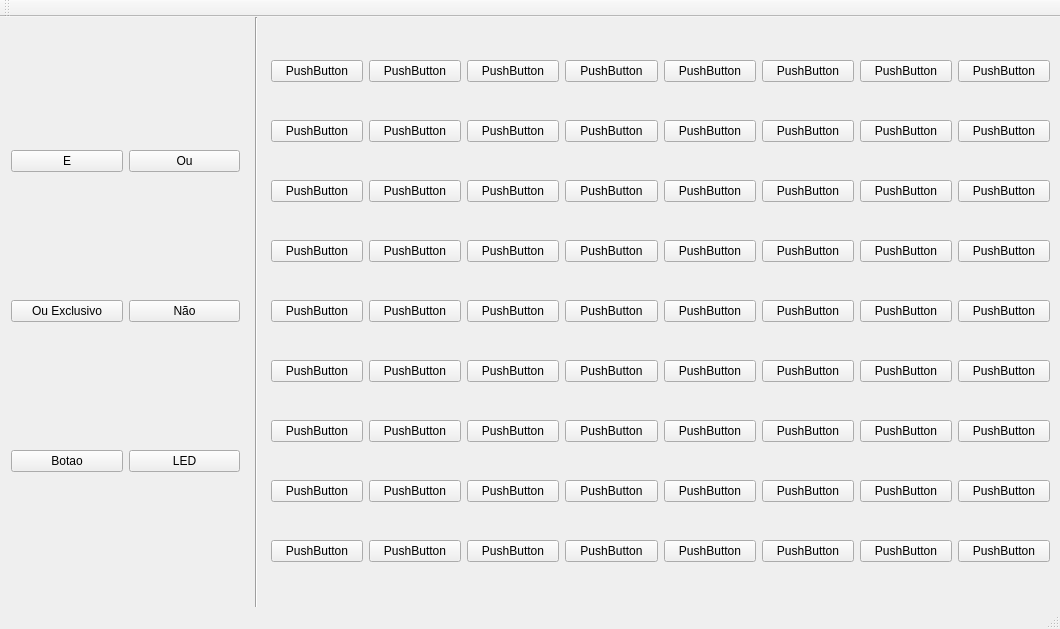
This is CircuitoTP/mainwindow.ui in ezequiel098/Circuito as Qt 5 draws it before an edit. The edited form follows.
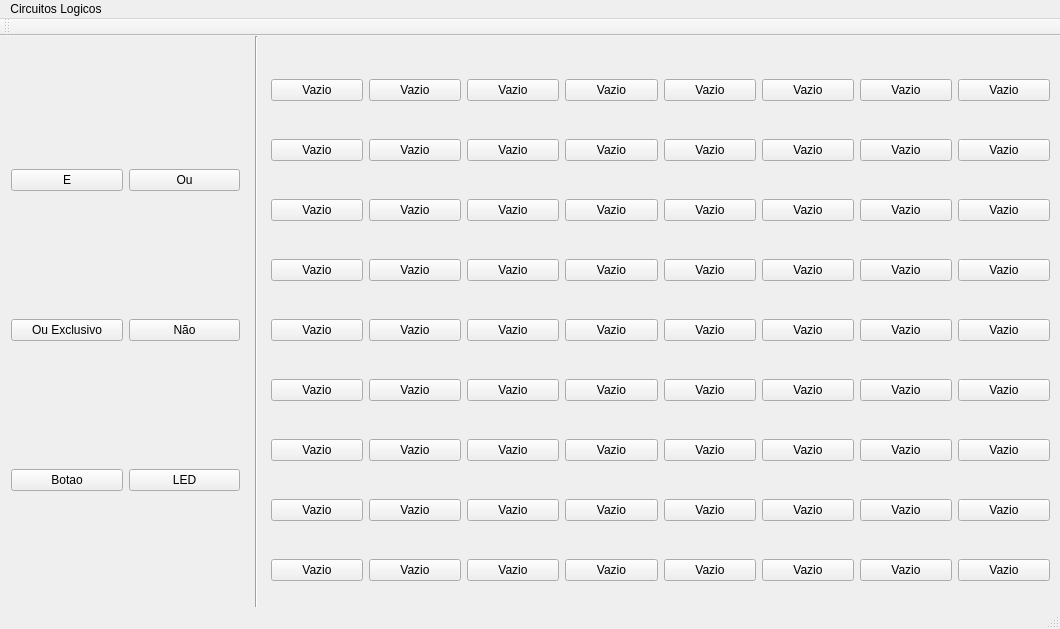
This is the edited form.

```diff
--- a/CircuitoTP/mainwindow.ui
+++ b/CircuitoTP/mainwindow.ui
@@ -85,507 +85,942 @@
      <item row="4" column="7">
       <widget class="QPushButton" name="pushButton_57">
        <property name="text">
-        <string>PushButton</string>
+        <string>Vazio</string>
+       </property>
+       <property name="iconSize">
+        <size>
+         <width>90</width>
+         <height>30</height>
+        </size>
        </property>
       </widget>
      </item>
      <item row="8" column="4">
       <widget class="QPushButton" name="pushButton_19">
        <property name="text">
-        <string>PushButton</string>
+        <string>Vazio</string>
+       </property>
+       <property name="iconSize">
+        <size>
+         <width>90</width>
+         <height>30</height>
+        </size>
        </property>
       </widget>
      </item>
      <item row="8" column="6">
       <widget class="QPushButton" name="pushButton_21">
        <property name="text">
-        <string>PushButton</string>
+        <string>Vazio</string>
+       </property>
+       <property name="iconSize">
+        <size>
+         <width>90</width>
+         <height>30</height>
+        </size>
        </property>
       </widget>
      </item>
      <item row="7" column="4">
       <widget class="QPushButton" name="pushButton_75">
        <property name="text">
-        <string>PushButton</string>
+        <string>Vazio</string>
+       </property>
+       <property name="iconSize">
+        <size>
+         <width>90</width>
+         <height>30</height>
+        </size>
        </property>
       </widget>
      </item>
      <item row="8" column="7">
       <widget class="QPushButton" name="pushButton_22">
-       <property name="text">
-        <string>PushButton</string>
-       </property>
-      </widget>
-     </item>
-     <item row="0" column="0">
-      <widget class="QPushButton" name="pushButton_7">
        <property name="cursor">
         <cursorShape>PointingHandCursor</cursorShape>
        </property>
        <property name="text">
-        <string>PushButton</string>
+        <string>Vazio</string>
+       </property>
+       <property name="iconSize">
+        <size>
+         <width>90</width>
+         <height>30</height>
+        </size>
        </property>
       </widget>
      </item>
      <item row="6" column="5">
       <widget class="QPushButton" name="pushButton_69">
        <property name="text">
-        <string>PushButton</string>
+        <string>Vazio</string>
+       </property>
+       <property name="iconSize">
+        <size>
+         <width>90</width>
+         <height>30</height>
+        </size>
        </property>
       </widget>
      </item>
      <item row="8" column="3">
       <widget class="QPushButton" name="pushButton_18">
        <property name="text">
-        <string>PushButton</string>
+        <string>Vazio</string>
+       </property>
+       <property name="iconSize">
+        <size>
+         <width>90</width>
+         <height>30</height>
+        </size>
        </property>
       </widget>
      </item>
      <item row="1" column="0">
       <widget class="QPushButton" name="pushButton_8">
        <property name="text">
-        <string>PushButton</string>
+        <string>Vazio</string>
+       </property>
+       <property name="iconSize">
+        <size>
+         <width>90</width>
+         <height>30</height>
+        </size>
        </property>
       </widget>
      </item>
      <item row="2" column="4">
       <widget class="QPushButton" name="pushButton_40">
        <property name="text">
-        <string>PushButton</string>
+        <string>Vazio</string>
+       </property>
+       <property name="iconSize">
+        <size>
+         <width>90</width>
+         <height>30</height>
+        </size>
        </property>
       </widget>
      </item>
      <item row="3" column="5">
       <widget class="QPushButton" name="pushButton_48">
        <property name="text">
-        <string>PushButton</string>
+        <string>Vazio</string>
+       </property>
+       <property name="iconSize">
+        <size>
+         <width>90</width>
+         <height>30</height>
+        </size>
        </property>
       </widget>
      </item>
      <item row="5" column="7">
       <widget class="QPushButton" name="pushButton_64">
        <property name="text">
-        <string>PushButton</string>
+        <string>Vazio</string>
+       </property>
+       <property name="iconSize">
+        <size>
+         <width>90</width>
+         <height>30</height>
+        </size>
        </property>
       </widget>
      </item>
      <item row="5" column="5">
       <widget class="QPushButton" name="pushButton_62">
        <property name="text">
-        <string>PushButton</string>
+        <string>Vazio</string>
+       </property>
+       <property name="iconSize">
+        <size>
+         <width>90</width>
+         <height>30</height>
+        </size>
        </property>
       </widget>
      </item>
      <item row="4" column="2">
       <widget class="QPushButton" name="pushButton_52">
        <property name="text">
-        <string>PushButton</string>
+        <string>Vazio</string>
+       </property>
+       <property name="iconSize">
+        <size>
+         <width>90</width>
+         <height>30</height>
+        </size>
        </property>
       </widget>
      </item>
      <item row="7" column="5">
       <widget class="QPushButton" name="pushButton_76">
        <property name="text">
-        <string>PushButton</string>
+        <string>Vazio</string>
+       </property>
+       <property name="iconSize">
+        <size>
+         <width>90</width>
+         <height>30</height>
+        </size>
        </property>
       </widget>
      </item>
      <item row="8" column="5">
       <widget class="QPushButton" name="pushButton_20">
        <property name="text">
-        <string>PushButton</string>
+        <string>Vazio</string>
+       </property>
+       <property name="iconSize">
+        <size>
+         <width>90</width>
+         <height>30</height>
+        </size>
        </property>
       </widget>
      </item>
      <item row="6" column="6">
       <widget class="QPushButton" name="pushButton_70">
        <property name="text">
-        <string>PushButton</string>
+        <string>Vazio</string>
+       </property>
+       <property name="iconSize">
+        <size>
+         <width>90</width>
+         <height>30</height>
+        </size>
        </property>
       </widget>
      </item>
      <item row="0" column="1">
       <widget class="QPushButton" name="pushButton_23">
        <property name="text">
-        <string>PushButton</string>
+        <string>Vazio</string>
+       </property>
+       <property name="iconSize">
+        <size>
+         <width>90</width>
+         <height>30</height>
+        </size>
        </property>
       </widget>
      </item>
      <item row="0" column="3">
       <widget class="QPushButton" name="pushButton_25">
        <property name="text">
-        <string>PushButton</string>
+        <string>Vazio</string>
+       </property>
+       <property name="iconSize">
+        <size>
+         <width>90</width>
+         <height>30</height>
+        </size>
        </property>
       </widget>
      </item>
      <item row="0" column="6">
       <widget class="QPushButton" name="pushButton_28">
        <property name="text">
-        <string>PushButton</string>
+        <string>Vazio</string>
+       </property>
+       <property name="iconSize">
+        <size>
+         <width>90</width>
+         <height>30</height>
+        </size>
        </property>
       </widget>
      </item>
      <item row="1" column="1">
       <widget class="QPushButton" name="pushButton_30">
        <property name="text">
-        <string>PushButton</string>
+        <string>Vazio</string>
+       </property>
+       <property name="iconSize">
+        <size>
+         <width>90</width>
+         <height>30</height>
+        </size>
        </property>
       </widget>
      </item>
      <item row="0" column="4">
       <widget class="QPushButton" name="pushButton_26">
        <property name="text">
-        <string>PushButton</string>
+        <string>Vazio</string>
+       </property>
+       <property name="iconSize">
+        <size>
+         <width>90</width>
+         <height>30</height>
+        </size>
        </property>
       </widget>
      </item>
      <item row="0" column="2">
       <widget class="QPushButton" name="pushButton_24">
        <property name="text">
-        <string>PushButton</string>
+        <string>Vazio</string>
+       </property>
+       <property name="iconSize">
+        <size>
+         <width>90</width>
+         <height>30</height>
+        </size>
        </property>
       </widget>
      </item>
      <item row="0" column="7">
       <widget class="QPushButton" name="pushButton_29">
        <property name="text">
-        <string>PushButton</string>
+        <string>Vazio</string>
+       </property>
+       <property name="iconSize">
+        <size>
+         <width>90</width>
+         <height>30</height>
+        </size>
        </property>
       </widget>
      </item>
      <item row="3" column="3">
       <widget class="QPushButton" name="pushButton_46">
        <property name="text">
-        <string>PushButton</string>
+        <string>Vazio</string>
+       </property>
+       <property name="iconSize">
+        <size>
+         <width>90</width>
+         <height>30</height>
+        </size>
        </property>
       </widget>
      </item>
      <item row="2" column="0">
       <widget class="QPushButton" name="pushButton_9">
        <property name="text">
-        <string>PushButton</string>
+        <string>Vazio</string>
+       </property>
+       <property name="iconSize">
+        <size>
+         <width>90</width>
+         <height>30</height>
+        </size>
        </property>
       </widget>
      </item>
      <item row="3" column="0">
       <widget class="QPushButton" name="pushButton_10">
        <property name="text">
-        <string>PushButton</string>
+        <string>Vazio</string>
+       </property>
+       <property name="iconSize">
+        <size>
+         <width>90</width>
+         <height>30</height>
+        </size>
        </property>
       </widget>
      </item>
      <item row="4" column="0">
       <widget class="QPushButton" name="pushButton_11">
        <property name="text">
-        <string>PushButton</string>
+        <string>Vazio</string>
+       </property>
+       <property name="iconSize">
+        <size>
+         <width>90</width>
+         <height>30</height>
+        </size>
        </property>
       </widget>
      </item>
      <item row="5" column="0">
       <widget class="QPushButton" name="pushButton_12">
        <property name="text">
-        <string>PushButton</string>
+        <string>Vazio</string>
+       </property>
+       <property name="iconSize">
+        <size>
+         <width>90</width>
+         <height>30</height>
+        </size>
        </property>
       </widget>
      </item>
      <item row="6" column="0">
       <widget class="QPushButton" name="pushButton_13">
        <property name="text">
-        <string>PushButton</string>
+        <string>Vazio</string>
+       </property>
+       <property name="iconSize">
+        <size>
+         <width>90</width>
+         <height>30</height>
+        </size>
        </property>
       </widget>
      </item>
      <item row="6" column="7">
       <widget class="QPushButton" name="pushButton_71">
        <property name="text">
-        <string>PushButton</string>
+        <string>Vazio</string>
+       </property>
+       <property name="iconSize">
+        <size>
+         <width>90</width>
+         <height>30</height>
+        </size>
        </property>
       </widget>
      </item>
      <item row="7" column="0">
       <widget class="QPushButton" name="pushButton_14">
        <property name="text">
-        <string>PushButton</string>
+        <string>Vazio</string>
+       </property>
+       <property name="iconSize">
+        <size>
+         <width>90</width>
+         <height>30</height>
+        </size>
        </property>
       </widget>
      </item>
      <item row="8" column="0">
       <widget class="QPushButton" name="pushButton_15">
        <property name="text">
-        <string>PushButton</string>
+        <string>Vazio</string>
+       </property>
+       <property name="iconSize">
+        <size>
+         <width>90</width>
+         <height>30</height>
+        </size>
        </property>
       </widget>
      </item>
      <item row="8" column="1">
       <widget class="QPushButton" name="pushButton_16">
        <property name="text">
-        <string>PushButton</string>
+        <string>Vazio</string>
+       </property>
+       <property name="iconSize">
+        <size>
+         <width>90</width>
+         <height>30</height>
+        </size>
        </property>
       </widget>
      </item>
      <item row="8" column="2">
       <widget class="QPushButton" name="pushButton_17">
        <property name="text">
-        <string>PushButton</string>
+        <string>Vazio</string>
+       </property>
+       <property name="iconSize">
+        <size>
+         <width>90</width>
+         <height>30</height>
+        </size>
        </property>
       </widget>
      </item>
      <item row="2" column="5">
       <widget class="QPushButton" name="pushButton_41">
        <property name="text">
-        <string>PushButton</string>
+        <string>Vazio</string>
+       </property>
+       <property name="iconSize">
+        <size>
+         <width>90</width>
+         <height>30</height>
+        </size>
        </property>
       </widget>
      </item>
      <item row="3" column="2">
       <widget class="QPushButton" name="pushButton_45">
        <property name="text">
-        <string>PushButton</string>
+        <string>Vazio</string>
+       </property>
+       <property name="iconSize">
+        <size>
+         <width>90</width>
+         <height>30</height>
+        </size>
        </property>
       </widget>
      </item>
      <item row="2" column="7">
       <widget class="QPushButton" name="pushButton_43">
        <property name="text">
-        <string>PushButton</string>
+        <string>Vazio</string>
+       </property>
+       <property name="iconSize">
+        <size>
+         <width>90</width>
+         <height>30</height>
+        </size>
        </property>
       </widget>
      </item>
      <item row="4" column="1">
       <widget class="QPushButton" name="pushButton_51">
        <property name="text">
-        <string>PushButton</string>
+        <string>Vazio</string>
+       </property>
+       <property name="iconSize">
+        <size>
+         <width>90</width>
+         <height>30</height>
+        </size>
        </property>
       </widget>
      </item>
      <item row="5" column="1">
       <widget class="QPushButton" name="pushButton_58">
        <property name="text">
-        <string>PushButton</string>
+        <string>Vazio</string>
+       </property>
+       <property name="iconSize">
+        <size>
+         <width>90</width>
+         <height>30</height>
+        </size>
        </property>
       </widget>
      </item>
      <item row="5" column="6">
       <widget class="QPushButton" name="pushButton_63">
        <property name="text">
-        <string>PushButton</string>
+        <string>Vazio</string>
+       </property>
+       <property name="iconSize">
+        <size>
+         <width>90</width>
+         <height>30</height>
+        </size>
        </property>
       </widget>
      </item>
      <item row="7" column="6">
       <widget class="QPushButton" name="pushButton_77">
        <property name="text">
-        <string>PushButton</string>
+        <string>Vazio</string>
+       </property>
+       <property name="iconSize">
+        <size>
+         <width>90</width>
+         <height>30</height>
+        </size>
        </property>
       </widget>
      </item>
      <item row="0" column="5">
       <widget class="QPushButton" name="pushButton_27">
        <property name="text">
-        <string>PushButton</string>
+        <string>Vazio</string>
+       </property>
+       <property name="iconSize">
+        <size>
+         <width>90</width>
+         <height>30</height>
+        </size>
        </property>
       </widget>
      </item>
      <item row="1" column="2">
       <widget class="QPushButton" name="pushButton_31">
        <property name="text">
-        <string>PushButton</string>
+        <string>Vazio</string>
+       </property>
+       <property name="iconSize">
+        <size>
+         <width>90</width>
+         <height>30</height>
+        </size>
        </property>
       </widget>
      </item>
      <item row="1" column="3">
       <widget class="QPushButton" name="pushButton_32">
        <property name="text">
-        <string>PushButton</string>
+        <string>Vazio</string>
+       </property>
+       <property name="iconSize">
+        <size>
+         <width>90</width>
+         <height>30</height>
+        </size>
        </property>
       </widget>
      </item>
      <item row="1" column="4">
       <widget class="QPushButton" name="pushButton_33">
        <property name="text">
-        <string>PushButton</string>
+        <string>Vazio</string>
+       </property>
+       <property name="iconSize">
+        <size>
+         <width>90</width>
+         <height>30</height>
+        </size>
        </property>
       </widget>
      </item>
      <item row="2" column="2">
       <widget class="QPushButton" name="pushButton_38">
        <property name="text">
-        <string>PushButton</string>
+        <string>Vazio</string>
+       </property>
+       <property name="iconSize">
+        <size>
+         <width>90</width>
+         <height>30</height>
+        </size>
        </property>
       </widget>
      </item>
      <item row="1" column="5">
       <widget class="QPushButton" name="pushButton_34">
        <property name="text">
-        <string>PushButton</string>
+        <string>Vazio</string>
+       </property>
+       <property name="iconSize">
+        <size>
+         <width>90</width>
+         <height>30</height>
+        </size>
        </property>
       </widget>
      </item>
      <item row="1" column="6">
       <widget class="QPushButton" name="pushButton_35">
        <property name="text">
-        <string>PushButton</string>
+        <string>Vazio</string>
+       </property>
+       <property name="iconSize">
+        <size>
+         <width>90</width>
+         <height>30</height>
+        </size>
        </property>
       </widget>
      </item>
      <item row="2" column="3">
       <widget class="QPushButton" name="pushButton_39">
        <property name="text">
-        <string>PushButton</string>
+        <string>Vazio</string>
+       </property>
+       <property name="iconSize">
+        <size>
+         <width>90</width>
+         <height>30</height>
+        </size>
        </property>
       </widget>
      </item>
      <item row="2" column="6">
       <widget class="QPushButton" name="pushButton_42">
        <property name="text">
-        <string>PushButton</string>
+        <string>Vazio</string>
+       </property>
+       <property name="iconSize">
+        <size>
+         <width>90</width>
+         <height>30</height>
+        </size>
        </property>
       </widget>
      </item>
      <item row="1" column="7">
       <widget class="QPushButton" name="pushButton_36">
        <property name="text">
-        <string>PushButton</string>
+        <string>Vazio</string>
+       </property>
+       <property name="iconSize">
+        <size>
+         <width>90</width>
+         <height>30</height>
+        </size>
        </property>
       </widget>
      </item>
      <item row="2" column="1">
       <widget class="QPushButton" name="pushButton_37">
        <property name="text">
-        <string>PushButton</string>
+        <string>Vazio</string>
+       </property>
+       <property name="iconSize">
+        <size>
+         <width>90</width>
+         <height>30</height>
+        </size>
        </property>
       </widget>
      </item>
      <item row="4" column="5">
       <widget class="QPushButton" name="pushButton_55">
        <property name="text">
-        <string>PushButton</string>
+        <string>Vazio</string>
+       </property>
+       <property name="iconSize">
+        <size>
+         <width>90</width>
+         <height>30</height>
+        </size>
        </property>
       </widget>
      </item>
      <item row="3" column="4">
       <widget class="QPushButton" name="pushButton_47">
        <property name="text">
-        <string>PushButton</string>
+        <string>Vazio</string>
+       </property>
+       <property name="iconSize">
+        <size>
+         <width>90</width>
+         <height>30</height>
+        </size>
        </property>
       </widget>
      </item>
      <item row="3" column="1">
       <widget class="QPushButton" name="pushButton_44">
        <property name="text">
-        <string>PushButton</string>
+        <string>Vazio</string>
+       </property>
+       <property name="iconSize">
+        <size>
+         <width>90</width>
+         <height>30</height>
+        </size>
        </property>
       </widget>
      </item>
      <item row="3" column="6">
       <widget class="QPushButton" name="pushButton_49">
        <property name="text">
-        <string>PushButton</string>
+        <string>Vazio</string>
+       </property>
+       <property name="iconSize">
+        <size>
+         <width>90</width>
+         <height>30</height>
+        </size>
        </property>
       </widget>
      </item>
      <item row="3" column="7">
       <widget class="QPushButton" name="pushButton_50">
        <property name="text">
-        <string>PushButton</string>
+        <string>Vazio</string>
+       </property>
+       <property name="iconSize">
+        <size>
+         <width>90</width>
+         <height>30</height>
+        </size>
        </property>
       </widget>
      </item>
      <item row="4" column="6">
       <widget class="QPushButton" name="pushButton_56">
        <property name="text">
-        <string>PushButton</string>
+        <string>Vazio</string>
+       </property>
+       <property name="iconSize">
+        <size>
+         <width>90</width>
+         <height>30</height>
+        </size>
        </property>
       </widget>
      </item>
      <item row="4" column="4">
       <widget class="QPushButton" name="pushButton_54">
        <property name="text">
-        <string>PushButton</string>
+        <string>Vazio</string>
+       </property>
+       <property name="iconSize">
+        <size>
+         <width>90</width>
+         <height>30</height>
+        </size>
        </property>
       </widget>
      </item>
      <item row="4" column="3">
       <widget class="QPushButton" name="pushButton_53">
        <property name="text">
-        <string>PushButton</string>
+        <string>Vazio</string>
+       </property>
+       <property name="iconSize">
+        <size>
+         <width>90</width>
+         <height>30</height>
+        </size>
        </property>
       </widget>
      </item>
      <item row="5" column="2">
       <widget class="QPushButton" name="pushButton_59">
        <property name="text">
-        <string>PushButton</string>
+        <string>Vazio</string>
+       </property>
+       <property name="iconSize">
+        <size>
+         <width>90</width>
+         <height>30</height>
+        </size>
        </property>
       </widget>
      </item>
      <item row="5" column="3">
       <widget class="QPushButton" name="pushButton_60">
        <property name="text">
-        <string>PushButton</string>
+        <string>Vazio</string>
+       </property>
+       <property name="iconSize">
+        <size>
+         <width>90</width>
+         <height>30</height>
+        </size>
        </property>
       </widget>
      </item>
      <item row="6" column="4">
       <widget class="QPushButton" name="pushButton_68">
        <property name="text">
-        <string>PushButton</string>
+        <string>Vazio</string>
+       </property>
+       <property name="iconSize">
+        <size>
+         <width>90</width>
+         <height>30</height>
+        </size>
        </property>
       </widget>
      </item>
      <item row="6" column="1">
       <widget class="QPushButton" name="pushButton_65">
        <property name="text">
-        <string>PushButton</string>
+        <string>Vazio</string>
+       </property>
+       <property name="iconSize">
+        <size>
+         <width>90</width>
+         <height>30</height>
+        </size>
        </property>
       </widget>
      </item>
      <item row="5" column="4">
       <widget class="QPushButton" name="pushButton_61">
        <property name="text">
-        <string>PushButton</string>
+        <string>Vazio</string>
+       </property>
+       <property name="iconSize">
+        <size>
+         <width>90</width>
+         <height>30</height>
+        </size>
        </property>
       </widget>
      </item>
      <item row="6" column="2">
       <widget class="QPushButton" name="pushButton_66">
        <property name="text">
-        <string>PushButton</string>
+        <string>Vazio</string>
+       </property>
+       <property name="iconSize">
+        <size>
+         <width>90</width>
+         <height>30</height>
+        </size>
        </property>
       </widget>
      </item>
      <item row="6" column="3">
       <widget class="QPushButton" name="pushButton_67">
        <property name="text">
-        <string>PushButton</string>
+        <string>Vazio</string>
+       </property>
+       <property name="iconSize">
+        <size>
+         <width>90</width>
+         <height>30</height>
+        </size>
        </property>
       </widget>
      </item>
      <item row="7" column="3">
       <widget class="QPushButton" name="pushButton_74">
        <property name="text">
-        <string>PushButton</string>
+        <string>Vazio</string>
+       </property>
+       <property name="iconSize">
+        <size>
+         <width>90</width>
+         <height>30</height>
+        </size>
        </property>
       </widget>
      </item>
      <item row="7" column="2">
       <widget class="QPushButton" name="pushButton_73">
        <property name="text">
-        <string>PushButton</string>
+        <string>Vazio</string>
+       </property>
+       <property name="iconSize">
+        <size>
+         <width>90</width>
+         <height>30</height>
+        </size>
        </property>
       </widget>
      </item>
      <item row="7" column="1">
       <widget class="QPushButton" name="pushButton_72">
        <property name="text">
-        <string>PushButton</string>
+        <string>Vazio</string>
+       </property>
+       <property name="iconSize">
+        <size>
+         <width>90</width>
+         <height>30</height>
+        </size>
        </property>
       </widget>
      </item>
      <item row="7" column="7">
       <widget class="QPushButton" name="pushButton_78">
        <property name="text">
-        <string>PushButton</string>
+        <string>Vazio</string>
+       </property>
+       <property name="iconSize">
+        <size>
+         <width>90</width>
+         <height>30</height>
+        </size>
+       </property>
+      </widget>
+     </item>
+     <item row="0" column="0">
+      <widget class="QPushButton" name="pushButton_7">
+       <property name="cursor">
+        <cursorShape>PointingHandCursor</cursorShape>
+       </property>
+       <property name="text">
+        <string>Vazio</string>
+       </property>
+       <property name="iconSize">
+        <size>
+         <width>90</width>
+         <height>30</height>
+        </size>
        </property>
       </widget>
      </item>
@@ -614,6 +1049,12 @@
      <height>22</height>
     </rect>
    </property>
+   <widget class="QMenu" name="menuCircuitos_Logicos">
+    <property name="title">
+     <string>Circuitos Logicos</string>
+    </property>
+   </widget>
+   <addaction name="menuCircuitos_Logicos"/>
   </widget>
   <widget class="QToolBar" name="mainToolBar">
    <attribute name="toolBarArea">
```
Left out of the diff: 282 changed lines with no effect on the pictures.
